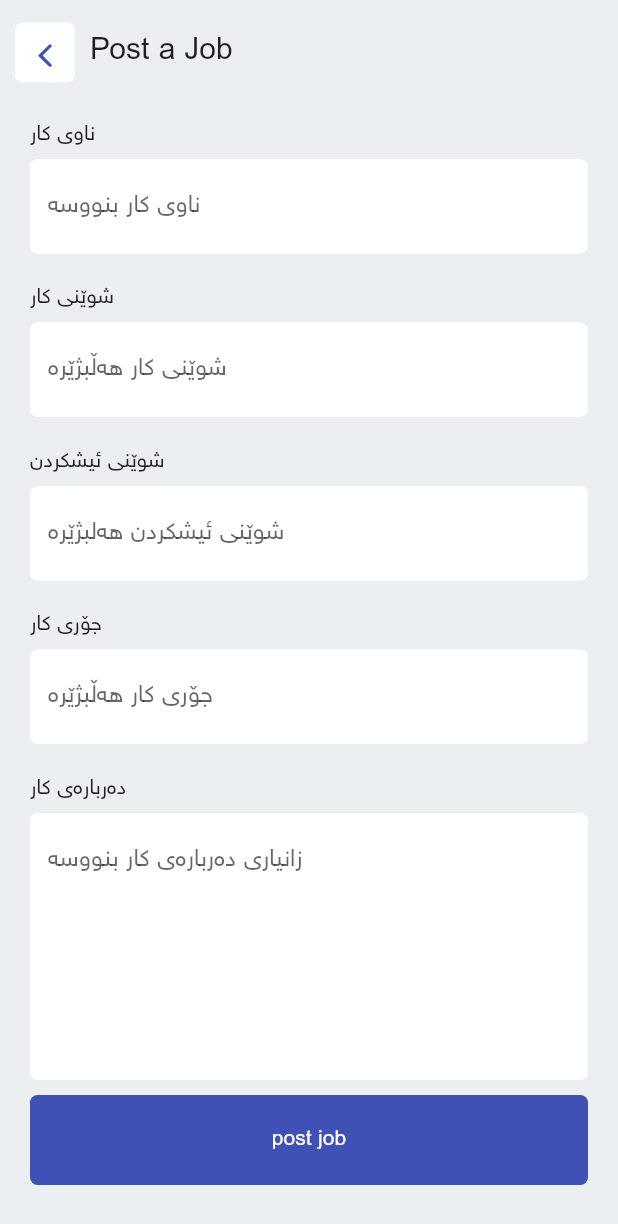
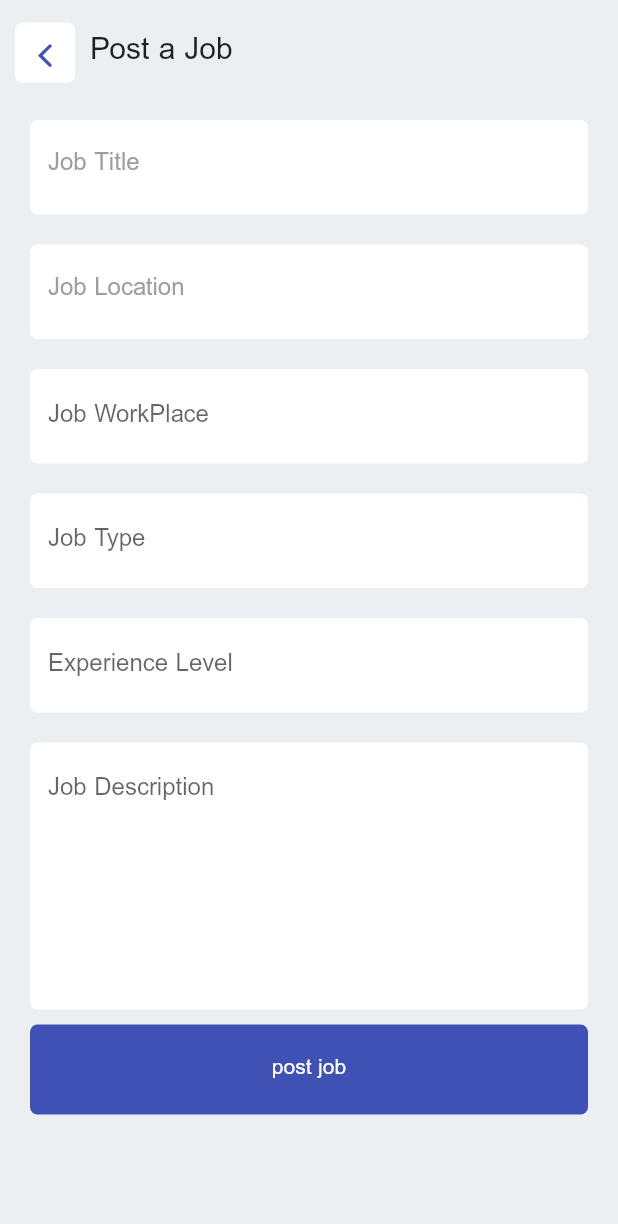
Before and after one commit to Harrem/kurdwork, a Flutter app: the HomeScreen screen opened directly, after a tap on the "filter list" icon, on a phone screen of 412 x 824 dp. Shown: the top 1224 px of the screen. Run offline on Flutter 3.47's test engine with Material 2 defaults, Android fonts, the light colour scheme and no system bars; our stand-ins replace cloud_firestore, email_validator, firebase_auth, firebase_core, flutter_holo_date_picker, google_nav_bar and 1 more; accounts and stored records are empty.

Commit message:
minor changes

```diff
--- a/lib/main.dart
+++ b/lib/main.dart
@@ -4,6 +4,7 @@ import 'package:firebase_auth/firebase_auth.dart';
 import 'package:flutter/material.dart';
 import 'package:kurdwork/screens/home.dart';
 import 'package:flutter_localizations/flutter_localizations.dart';
+import 'package:kurdwork/screens/profile.dart';
 import 'package:kurdwork/screens/signin.dart';
 import 'package:kurdwork/theme/custom_theme.dart';
 import 'services/authentication.dart';
@@ -39,7 +40,7 @@ class MyApp extends StatelessWidget {
                 return const Text('Error initializing Firebase');
               } else if (snapshot.connectionState == ConnectionState.done) {
                 if (FirebaseAuth.instance.currentUser != null) {
-                  return const HomeScreen();
+                  return const ProfileScreen();
                 }
                 return const SigninScreen();
               }
--- a/lib/myWidgets.dart
+++ b/lib/myWidgets.dart
@@ -149,12 +149,12 @@ class MyWidgets {
       height: 45,
       decoration: BoxDecoration(
         borderRadius: BorderRadius.circular(15),
-        color: Colors.deepPurple,
+        color: Colors.grey[200],
       ),
       child: Padding(
         padding: const EdgeInsets.all(12.0),
-        child: Text(text,
-            style: const TextStyle(fontSize: 16, color: Colors.white)),
+        child:
+            Text(text, style: TextStyle(fontSize: 16, color: Colors.grey[600])),
       ),
     );
   }
--- a/lib/screens/home.dart
+++ b/lib/screens/home.dart
@@ -6,7 +6,7 @@ import 'package:kurdwork/mockData/categoriesData.dart';
 import 'package:kurdwork/mockData/users.dart';
 import 'package:kurdwork/screens/jobPostScreen.dart';
 import 'package:kurdwork/screens/savedJobsScreen.dart';
-import 'package:kurdwork/screens/profileScreen.dart';
+import 'package:kurdwork/screens/profile.dart';
 import 'package:google_nav_bar/google_nav_bar.dart';
 import 'package:kurdwork/services/jobServices.dart';
 import 'package:kurdwork/widgets/custom_card.dart';
@@ -255,7 +255,7 @@ class _HomeScreenState extends State<HomeScreen>
     List<Job> jobs = await JobServices().getJobList();
     for (var e in jobs) {
       debugPrint("statement");
-      list.add(JobDetailCard(job: e));
+      list.add(JobCard(job: e));
       list.add(const Divider());
     }
     return list;
--- a/lib/screens/jobPostScreen.dart
+++ b/lib/screens/jobPostScreen.dart
@@ -81,11 +81,10 @@ class _JobPostState extends State<JobPost> {
                       description: form.jobDescriptionController.text,
                       date: DateTime.fromMicrosecondsSinceEpoch(
                           DateTime.now().microsecondsSinceEpoch),
-                      //TODO: add a field to select the deadline for the post
                       deadline: DateTime.now()
                           .add(const Duration(days: 10))
                           .toIso8601String(),
-                      experience: "Experience",
+                      experience: form.experienceLevelController.text,
                       owner: await FirebaseFirestore.instance
                           .collection("users")
                           .doc(user.uid.toString())
@@ -114,6 +113,7 @@ class PostForm extends StatelessWidget {
   TextEditingController jobWorkPlaceController = TextEditingController();
   TextEditingController jobLocatoinController = TextEditingController();
   TextEditingController jobTypeController = TextEditingController();
+  TextEditingController experienceLevelController = TextEditingController();
   TextEditingController jobDescriptionController = TextEditingController();
 
   @override
@@ -125,49 +125,46 @@ class PostForm extends StatelessWidget {
           crossAxisAlignment: CrossAxisAlignment.start,
           children: [
             const SizedBox(height: 60),
-            const Text("ناوی کار"),
-            const SizedBox(height: 6),
             TextFormField(
               controller: jobTitleController,
               decoration: const InputDecoration(
-                hintText: "ناوی کار بنووسە",
+                labelText: "Job Title",
               ),
             ),
             const SizedBox(height: 20),
-            const Text("شوێنی کار"),
-            const SizedBox(height: 6),
             TextFormField(
               controller: jobWorkPlaceController,
               decoration: const InputDecoration(
-                hintText: "شوێنی کار هەڵبژێرە",
+                labelText: "Job Location",
               ),
             ),
             const SizedBox(height: 20),
-            const Text("شوێنی ئیشکردن"),
-            const SizedBox(height: 6),
             TextFormField(
               controller: jobLocatoinController,
               decoration: const InputDecoration(
-                hintText: "شوێنی ئیشکردن هەلبژێرە",
+                hintText: "Job WorkPlace",
               ),
             ),
             const SizedBox(height: 20),
-            const Text("جۆری کار"),
-            const SizedBox(height: 6),
             TextFormField(
               controller: jobTypeController,
               decoration: const InputDecoration(
-                hintText: "جۆری کار هەڵبژێرە",
+                hintText: "Job Type",
               ),
             ),
             const SizedBox(height: 20),
-            const Text("دەربارەی کار"),
-            const SizedBox(height: 6),
+            TextFormField(
+              controller: experienceLevelController,
+              decoration: const InputDecoration(
+                hintText: "Experience Level",
+              ),
+            ),
+            const SizedBox(height: 20),
             TextFormField(
               controller: jobDescriptionController,
               maxLines: 6,
               decoration: const InputDecoration(
-                hintText: "زانیاری دەربارەی کار بنووسە",
+                hintText: "Job Description",
               ),
             ),
             const SizedBox(height: 70),
```
Also changed, not shown: lib/mockData/categoriesData.dart (+7 -7 lines), lib/screens/jobViewScreen.dart (+11 -8 lines).
